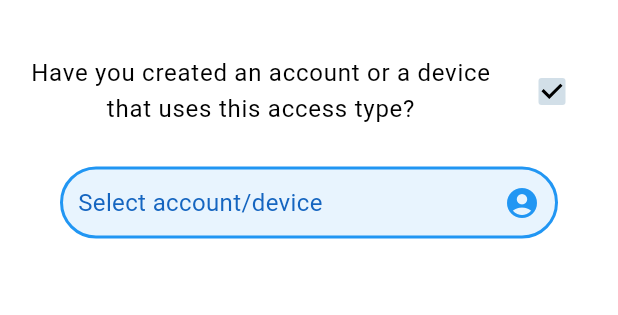
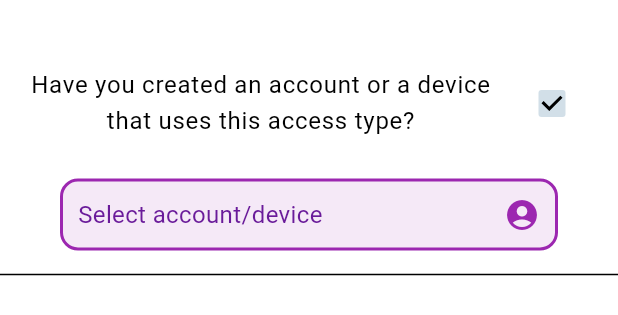
Before and after one commit to RuthBlackman/Account-Manager, a Flutter app: the EnterMoreInfoPanel widget shown alone on an empty page, opened directly with empty values, after a tap on an icon or button, on a phone screen of 412 x 824 dp. Shown: the top 315 px of the screen. Run offline on Flutter 3.47's test engine with Material 3 defaults, Android fonts, the phone set to English and light mode, and no system bars; drawn by our look-alikes of multi_select_flutter; our stand-ins replace dot_navigation_bar, isar; accounts and stored records are empty; generated files the repository leaves out were written again.

Commit message:
styled page 2 of enter more info dialog

```diff
--- a/lib/components/more_information_dialog/account_dropdown.dart
+++ b/lib/components/more_information_dialog/account_dropdown.dart
@@ -83,23 +83,23 @@ class _AccountDropdownState extends State<AccountDropdown> {
             items: _items,
             initialValue: selectedAccounts,
             title: const Text("Accounts/Devices"),
-            selectedColor: Colors.blue,
+            selectedColor: Colors.purple,
             decoration: BoxDecoration(
-              color: Colors.blue.withOpacity(0.1),
-              borderRadius: BorderRadius.all(Radius.circular(40)),
+              color: Colors.purple.withOpacity(0.1),
+              borderRadius: BorderRadius.all(Radius.circular(12.0)),
               border: Border.all(
-                color: Colors.blue,
+                color: Colors.purple,
                 width: 2,
               ),
             ),
             buttonIcon: const Icon(
               Icons.account_circle_sharp,
-              color: Colors.blue,
+              color: Colors.purple,
             ),
             buttonText: Text(
               "Select account/device",
               style: TextStyle(
-                color: Colors.blue[800],
+                color: Colors.purple[800],
                 fontSize: 16,
               ),
             ),
--- a/lib/components/more_information_dialog/enter_more_info_panel.dart
+++ b/lib/components/more_information_dialog/enter_more_info_panel.dart
@@ -47,9 +47,11 @@ class _EnterMoreInfoPanelState extends State<EnterMoreInfoPanel> {
 
   @override
   Widget build(BuildContext context) {
-    return Column(
+    return Padding(
+      padding: const EdgeInsets.only(bottom: 10),
+      child: Column(
         children: [
-        Text(type),
+          Text(type, style: TextStyle(fontSize: 20, fontWeight: FontWeight.bold)),
 
           MyCheckbox(checkboxText: "Have you created an account or a device that uses this access type?", value: accountAdded, onChanged: onCheckboxChanged),
 
@@ -60,10 +62,13 @@ class _EnterMoreInfoPanelState extends State<EnterMoreInfoPanel> {
               true => AccountDropdown(currentAccount:account, onAccountChanged: onAccountChanged, typeOfAccess: type,),
 
               // if false, then ask the user to create the device/account first and then come back
-            false => Text("Please create account/device first and then come back."),
+              false => Text("Please create account/device first and then come back.", style: TextStyle(color: Colors.red),),
             },
-        )
+          ),
+
+          Divider(),
         ],
+      ),
     );
   }
 }
```
Lines whose indentation alone changed are shown as unchanged.
